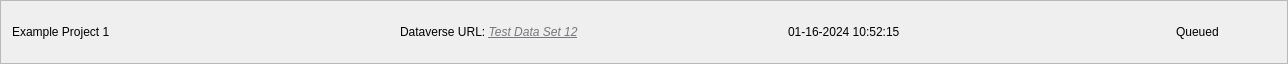
Old version of the form pasta_eln/GUI/dataverse/completed_upload_task.ui in the repository PASTA-ELN/pasta-eln.
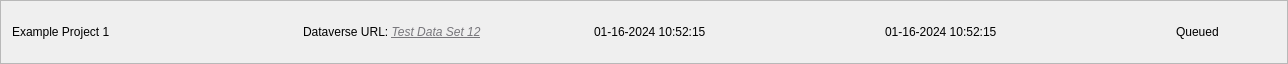
New version of the form.

Commit message: - Added get_paginated_upload_model_query_results & create_query_index to database_api in order to query the upload models in a paginated fashion. - Added created_date_time field to upload_model.py. Adapted the other modules accordingly. - Adapted the completed_uploads.py to use the paginate api to load the data whenever the user scrolls to the bottom end. - Other minor modifications in completed_upload_task.ui & completed_uploads_base.ui. - Modified the existing tests and added new tests.

Patch:
```diff
--- a/pasta_eln/GUI/dataverse/completed_upload_task.ui
+++ b/pasta_eln/GUI/dataverse/completed_upload_task.ui
@@ -45,6 +45,16 @@
        </property>
       </widget>
      </item>
+     <item>
+      <widget class="QLabel" name="startedDateTimeLabel">
+       <property name="toolTip">
+        <string>Dataverse upload start time.</string>
+       </property>
+       <property name="text">
+        <string>01-16-2024 10:52:15</string>
+       </property>
+      </widget>
+     </item>
      <item>
       <widget class="QLabel" name="finishedDateTimeLabel">
        <property name="toolTip">
```
Left out of the diff: 2 changed lines with no effect on the pictures. The commit also changes 12 other files.
